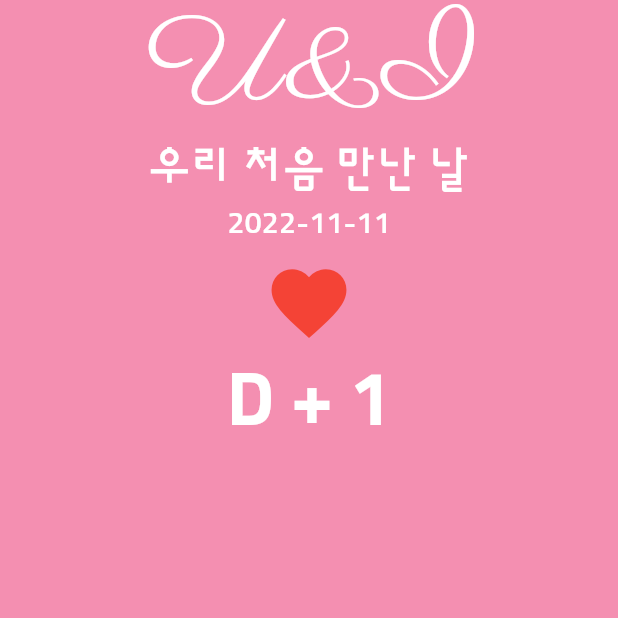
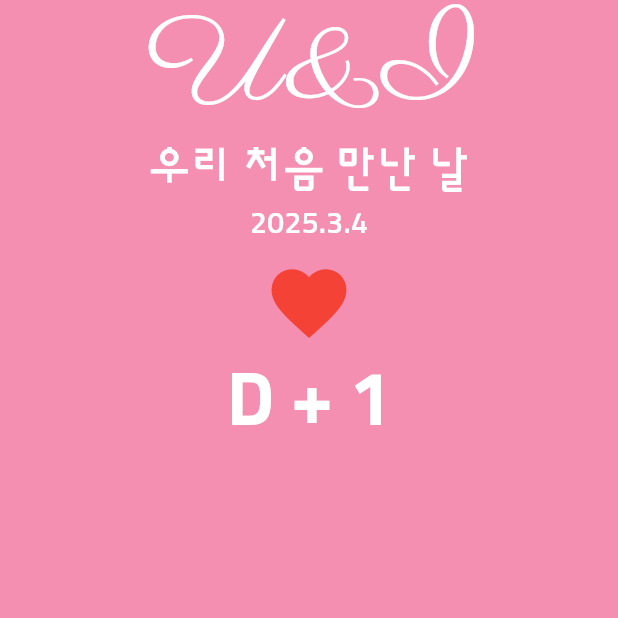
Before and after one commit to hdlee0619/flutter-codefactory-beginner, a Flutter app: the screen it shows after launch, on a phone screen of 412 x 824 dp, the top half of it. Run offline on Flutter 3.47's test engine with Material 3 defaults, Android fonts, the phone set to English and light mode, and no system bars.

Commit message:
:sparkles: feat: 날짜 선택 , 계산기능 추가

```diff
--- a/7_u_and_i/lib/screen/home_screen.dart
+++ b/7_u_and_i/lib/screen/home_screen.dart
@@ -1,3 +1,4 @@
+import 'package:flutter/cupertino.dart';
 import 'package:flutter/material.dart';
 
 class HomeScreen extends StatelessWidget {
@@ -19,11 +20,19 @@ class HomeScreen extends StatelessWidget {
   }
 }
 
-class _Top extends StatelessWidget {
+class _Top extends StatefulWidget {
   const _Top({super.key});
 
   @override
+  State<_Top> createState() => _TopState();
+}
+
+class _TopState extends State<_Top> {
+  DateTime selectedDate = DateTime.now();
+
+  @override
   Widget build(BuildContext context) {
+    final now = DateTime.now();
     final textTheme = Theme.of(context).textTheme;
 
     return Expanded(
@@ -32,14 +41,44 @@ class _Top extends StatelessWidget {
           children: [
             Text('U&I', style: textTheme.displayLarge),
             Text('우리 처음 만난 날', style: textTheme.bodyLarge),
-            Text('2022-11-11', style: textTheme.bodyMedium),
+            Text(
+              '${selectedDate.year}.${selectedDate.month}.${selectedDate.day}',
+              style: textTheme.bodyMedium,
+            ),
             IconButton(
-              onPressed: () {},
+              onPressed: () {
+                showCupertinoDialog(
+                  context: context,
+                  builder: (BuildContext context) {
+                    return Align(
+                      alignment: Alignment.bottomCenter,
+                      child: Container(
+                        color: Colors.white,
+                        height: 300.0,
+                        child: CupertinoDatePicker(
+                          mode: CupertinoDatePickerMode.date,
+                          dateOrder: DatePickerDateOrder.ymd,
+
+                          onDateTimeChanged: (DateTime date) {
+                            setState(() {
+                              selectedDate = date;
+                            });
+                          },
+                        ),
+                      ),
+                    );
+                  },
+                  barrierDismissible: true,
+                );
+              },
               icon: Icon(Icons.favorite),
               iconSize: 60.0,
               color: Colors.red,
             ),
-            Text('D + 1', style: textTheme.displayMedium),
+            Text(
+              'D + ${now.difference(selectedDate).inDays + 1}',
+              style: textTheme.displayMedium,
+            ),
           ],
         ),
       ),
```
